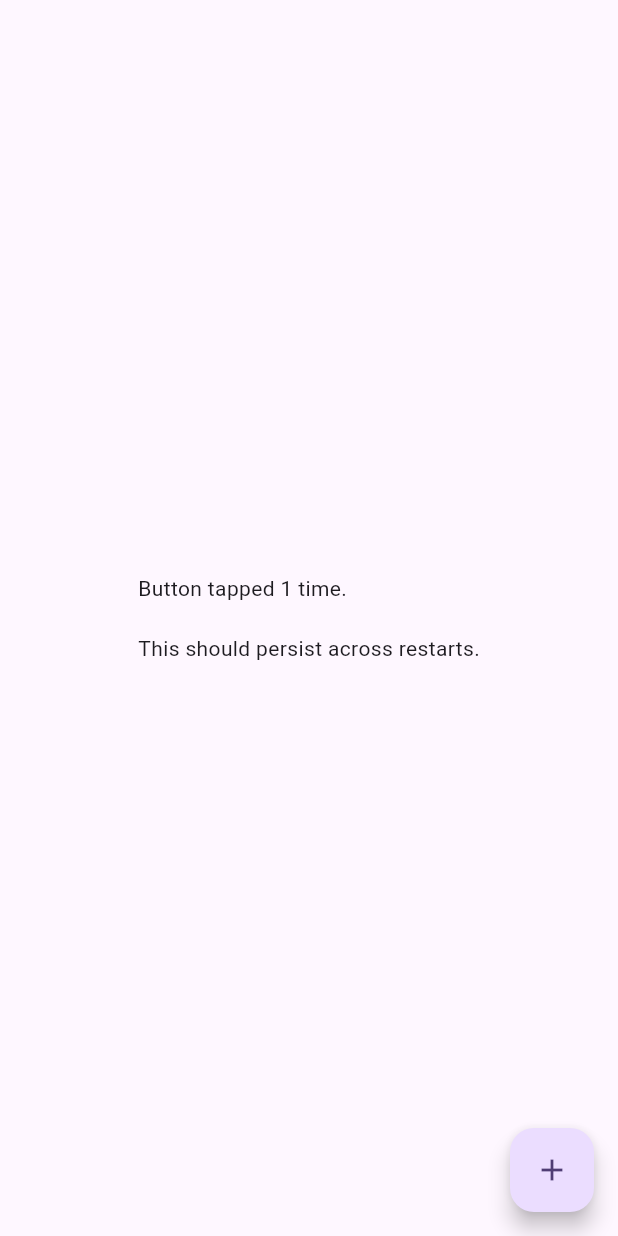
After one commit to BabySid/flutter_templ, a Flutter app: the SharedPreferencesPage screen opened directly, after a tap on the "add" icon, on a phone screen of 412 x 824 dp. The commit adds this screen. Run offline on Flutter 3.47's test engine with Material 3 defaults, Android fonts, the phone set to English and light mode, and no system bars; our stand-ins replace fluttertoast, shared_preferences; accounts and stored records are empty.

Commit message:
update code

```diff
--- a/lib/src/pages/function.dart
+++ b/lib/src/pages/function.dart
@@ -7,6 +7,7 @@ import 'package:flutter_teml/src/pages/functionality_pages/l10n.dart';
 import 'package:flutter_teml/src/pages/functionality_pages/notification.dart';
 import 'package:flutter_teml/src/pages/functionality_pages/provider.dart';
 import 'package:flutter_teml/src/pages/functionality_pages/raw_pointer.dart';
+import 'package:flutter_teml/src/pages/functionality_pages/shared_preferences.dart';
 import 'package:flutter_teml/src/pages/functionality_pages/value_listenable_builder.dart';
 
 import 'package:flutter_teml/src/utils/name_provider.dart';
@@ -31,6 +32,7 @@ class _FunctionalityPageState extends State<FunctionalityPage>
     const L10nPage(),
     const ProviderPage(),
     const JsonModelsPage(),
+    const SharedPreferencesPage(),
   ];
   late List<Widget> tabBar;
   late List<Widget> tabBarView;
--- /dev/null
+++ b/lib/src/pages/functionality_pages/shared_preferences.dart
@@ -0,0 +1,114 @@
+import 'dart:async';
+
+import 'package:flutter/material.dart';
+import 'package:flutter_teml/src/utils/name_provider.dart';
+import 'package:shared_preferences/shared_preferences.dart';
+
+class SharedPreferencesPage extends StatefulWidget implements NameProvider {
+  static const String _name = "SharedPreferences";
+  @override
+  String get name => _name;
+
+  const SharedPreferencesPage({super.key});
+
+  @override
+  State<SharedPreferencesPage> createState() => _SharedPreferencesPageState();
+}
+
+class _SharedPreferencesPageState extends State<SharedPreferencesPage> {
+  final Future<SharedPreferencesWithCache> _prefs =
+      SharedPreferencesWithCache.create(
+        cacheOptions: const SharedPreferencesWithCacheOptions(
+          // This cache will only accept the key 'counter'.
+          allowList: <String>{'counter'},
+        ),
+      );
+
+  late Future<int> _counter;
+
+  /// Completes when the preferences have been initialized
+  final Completer<void> _preferencesReady = Completer<void>();
+
+  Future<void> _incrementCounter() async {
+    final SharedPreferencesWithCache prefs = await _prefs;
+    final int counter = (prefs.getInt('counter') ?? 0) + 1;
+
+    setState(() {
+      _counter = prefs.setInt('counter', counter).then((_) {
+        return counter;
+      });
+    });
+  }
+
+  @override
+  void initState() {
+    super.initState();
+
+    _counter = _prefs.then((SharedPreferencesWithCache prefs) {
+      return prefs.getInt('counter') ?? 0;
+    });
+    _preferencesReady.complete();
+  }
+
+  @override
+  Widget build(BuildContext context) {
+    return Scaffold(
+      body: Center(
+        child: _WaitForInitialization(
+          initialized: _preferencesReady.future,
+          builder:
+              (BuildContext context) => FutureBuilder<int>(
+                future: _counter,
+                builder: (BuildContext context, AsyncSnapshot<int> snapshot) {
+                  switch (snapshot.connectionState) {
+                    case ConnectionState.none:
+                    case ConnectionState.waiting:
+                      return const CircularProgressIndicator();
+                    case ConnectionState.active:
+                    case ConnectionState.done:
+                      if (snapshot.hasError) {
+                        return Text('Error: ${snapshot.error}');
+                      } else {
+                        return Text(
+                          'Button tapped ${snapshot.data ?? 0} time${(snapshot.data ?? 0) <= 1 ? '' : 's'}.\n\n'
+                          'This should persist across restarts.',
+                        );
+                      }
+                  }
+                },
+              ),
+        ),
+      ),
+      floatingActionButton: FloatingActionButton(
+        onPressed: _incrementCounter,
+        tooltip: 'Increment',
+        child: const Icon(Icons.add),
+      ),
+    );
+  }
+}
+
+/// Waits for the [initialized] future to complete before rendering [builder].
+class _WaitForInitialization extends StatelessWidget {
+  const _WaitForInitialization({
+    required this.initialized,
+    required this.builder,
+  });
+
+  final Future<void> initialized;
+  final WidgetBuilder builder;
+
+  @override
+  Widget build(BuildContext context) {
+    return FutureBuilder<void>(
+      future: initialized,
+      builder: (BuildContext context, AsyncSnapshot<void> snapshot) {
+        if (snapshot.connectionState == ConnectionState.waiting ||
+            snapshot.connectionState == ConnectionState.none) {
+          return const CircularProgressIndicator();
+        }
+        return builder(context);
+      },
+    );
+  }
+}
--- a/pubspec.yaml
+++ b/pubspec.yaml
@@ -41,6 +41,7 @@ dependencies:
   provider: ^6.1.4
   intl: ^0.19.0
   json_annotation: ^4.9.0
+  shared_preferences: ^2.5.3
 
 dev_dependencies:
   flutter_test:
```
Also changed, not shown: pubspec.lock.
